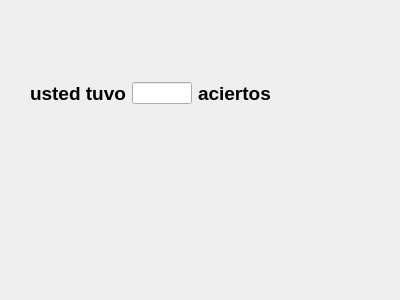
Above: PA/aciertos.ui from keisy43/superproyecto_alse before the change. Below: the same form after it.
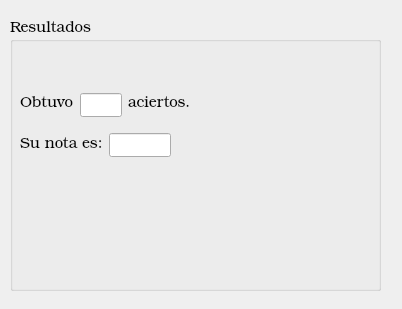
That is the form after the change.

What changed in the file:
```diff
--- a/PA/aciertos.ui
+++ b/PA/aciertos.ui
@@ -6,27 +6,82 @@
    <rect>
     <x>0</x>
     <y>0</y>
-    <width>400</width>
-    <height>300</height>
+    <width>402</width>
+    <height>309</height>
    </rect>
   </property>
   <property name="windowTitle">
    <string>Dialog</string>
   </property>
-  <widget class="QWidget" name="">
+  <widget class="QGroupBox" name="groupBox">
    <property name="geometry">
     <rect>
-     <x>30</x>
-     <y>80</y>
-     <width>241</width>
-     <height>27</height>
+     <x>10</x>
+     <y>20</y>
+     <width>371</width>
+     <height>271</height>
+    </rect>
+   </property>
+   <property name="font">
+    <font>
+     <family>URW Bookman L</family>
+     <pointsize>11</pointsize>
+     <weight>9</weight>
+     <italic>false</italic>
+     <bold>false</bold>
+    </font>
+   </property>
+   <property name="styleSheet">
+    <string notr="true">font: 75 11pt &quot;URW Bookman L&quot;;</string>
+   </property>
+   <property name="title">
+    <string>Resultados</string>
+   </property>
+   <widget class="QWidget" name="layoutWidget">
+    <property name="geometry">
+     <rect>
+      <x>10</x>
+      <y>110</y>
+      <width>151</width>
+      <height>30</height>
     </rect>
    </property>
    <layout class="QHBoxLayout" name="horizontalLayout">
     <item>
+      <widget class="QLabel" name="label_3">
+       <property name="font">
+        <font>
+         <family>URW Bookman L</family>
+         <pointsize>11</pointsize>
+         <weight>9</weight>
+         <italic>false</italic>
+         <bold>false</bold>
+        </font>
+       </property>
+       <property name="text">
+        <string>Su nota es:</string>
+       </property>
+      </widget>
+     </item>
+     <item>
+      <widget class="QLineEdit" name="valor"/>
+     </item>
+    </layout>
+   </widget>
+   <widget class="QWidget" name="layoutWidget">
+    <property name="geometry">
+     <rect>
+      <x>10</x>
+      <y>70</y>
+      <width>171</width>
+      <height>30</height>
+     </rect>
+    </property>
+    <layout class="QHBoxLayout" name="horizontalLayout_2">
+     <item>
      <widget class="QLabel" name="label">
       <property name="text">
-       <string>&lt;html&gt;&lt;head/&gt;&lt;body&gt;&lt;p&gt;&lt;span style=&quot; font-size:14pt; font-weight:600;&quot;&gt;usted tuvo&lt;/span&gt;&lt;/p&gt;&lt;/body&gt;&lt;/html&gt;</string>
+        <string>&lt;html&gt;&lt;head/&gt;&lt;body&gt;&lt;p&gt;Obtuvo&lt;/p&gt;&lt;/body&gt;&lt;/html&gt;</string>
       </property>
      </widget>
     </item>
@@ -40,11 +95,12 @@
     <item>
      <widget class="QLabel" name="label_2">
       <property name="text">
-       <string>&lt;html&gt;&lt;head/&gt;&lt;body&gt;&lt;p&gt;&lt;span style=&quot; font-size:14pt; font-weight:600;&quot;&gt;aciertos&lt;/span&gt;&lt;/p&gt;&lt;/body&gt;&lt;/html&gt;</string>
+        <string>&lt;html&gt;&lt;head/&gt;&lt;body&gt;&lt;p&gt;aciertos.&lt;/p&gt;&lt;/body&gt;&lt;/html&gt;</string>
       </property>
      </widget>
     </item>
    </layout>
+   </widget>
   </widget>
  </widget>
  <resources/>
```
Lines whose indentation alone changed are shown as unchanged.
